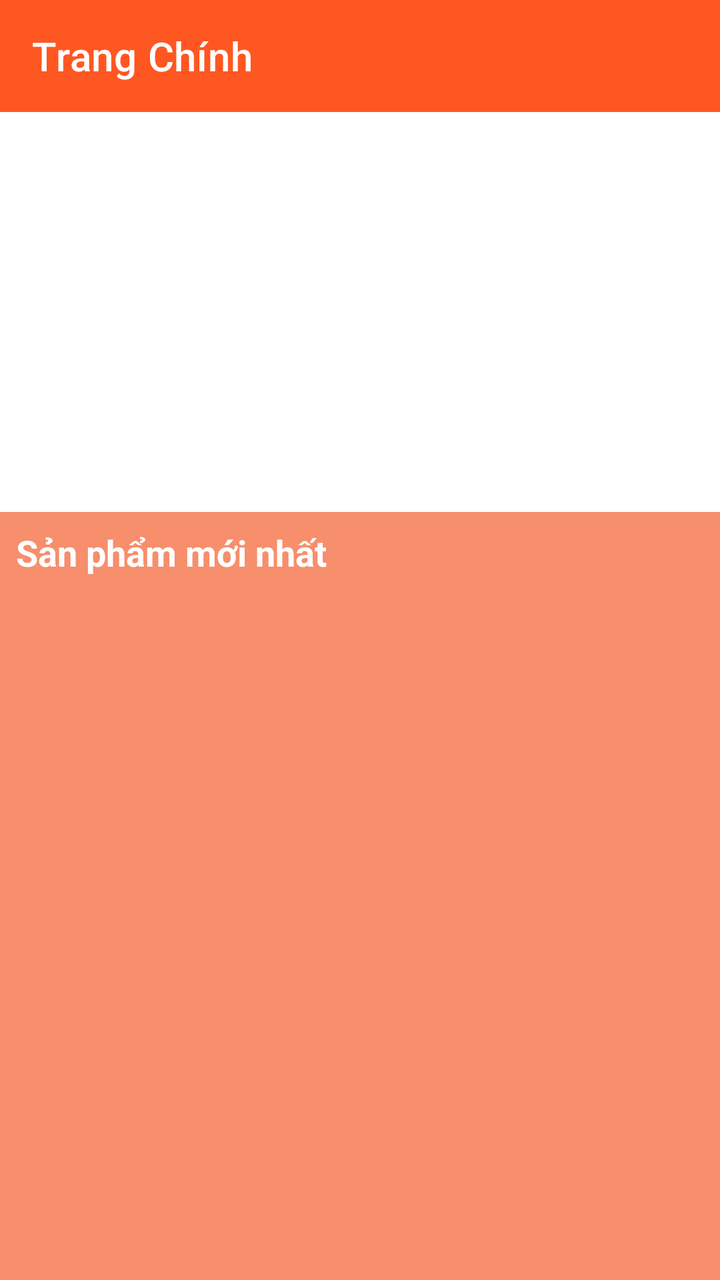
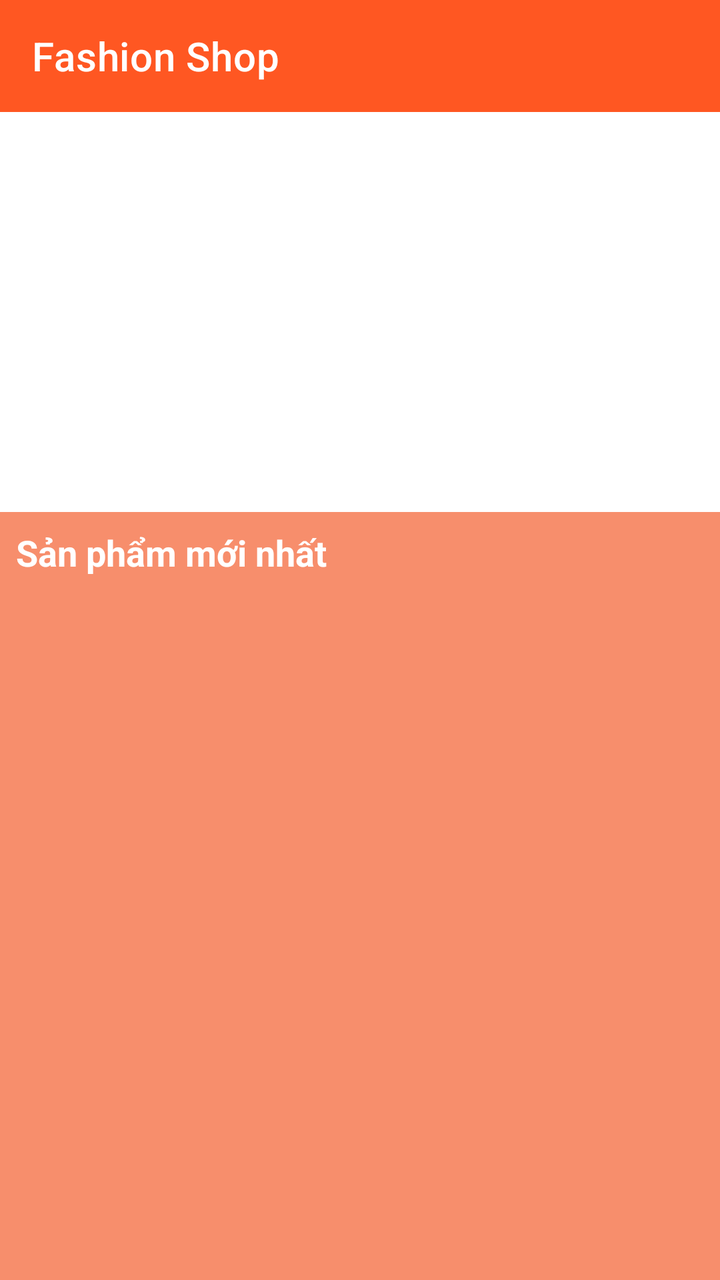

Screens rendered from an Android XML layout before and after an edit, with the pre-edit source and the edit as a unified diff.
<!-- AndroidManifest.xml: application theme Theme.FashionShopApp -->
<!-- res/layout/activity_main.xml -->
<?xml version="1.0" encoding="utf-8"?>
<androidx.drawerlayout.widget.DrawerLayout xmlns:android="http://schemas.android.com/apk/res/android"
    xmlns:app="http://schemas.android.com/apk/res-auto"
    xmlns:tools="http://schemas.android.com/tools"
    android:id="@+id/drawerlayout"
    android:layout_width="match_parent"
    android:layout_height="match_parent"
    tools:context=".activity.MainActivity">

    
    <LinearLayout
        android:layout_width="match_parent"
        android:layout_height="match_parent"
        android:orientation="vertical">

        
        <androidx.appcompat.widget.Toolbar
            android:id="@+id/toobarmanhinhchinh"
            android:layout_width="match_parent"
            android:layout_height="?attr/actionBarSize"
            android:background="#FF5722"
            app:title="Trang Chính"
            app:titleTextColor="@android:color/white" />

        
        <androidx.core.widget.NestedScrollView
            android:layout_width="match_parent"
            android:layout_height="match_parent"
            android:fillViewport="true">

            <LinearLayout
                android:layout_width="match_parent"
                android:layout_height="wrap_content"
                android:orientation="vertical">

                
                <ViewFlipper
                    android:id="@+id/viewflipper"
                    android:layout_width="match_parent"
                    android:layout_height="200dp" />

            <LinearLayout
                android:background="#E5F6825C"
                android:orientation="vertical"
                android:layout_width="match_parent"
                android:layout_height="match_parent">
                
                <TextView
                    android:layout_width="wrap_content"
                    android:layout_height="wrap_content"
                    android:text="Sản phẩm mới nhất"
                    android:textSize="18sp"
                    android:textColor="@color/white"
                    android:textStyle="bold"
                    android:padding="8dp" />

                
                <androidx.recyclerview.widget.RecyclerView
                    android:id="@+id/recycleview"
                    android:layout_width="match_parent"
                    android:layout_height="wrap_content"
                    android:layout_marginTop="8dp"
                    android:paddingStart="4dp"
                    android:paddingEnd="4dp"/>

            </LinearLayout>
            </LinearLayout>

        </androidx.core.widget.NestedScrollView>

    </LinearLayout>

    
    <com.google.android.material.navigation.NavigationView
        android:id="@+id/navigationview"
        android:layout_width="wrap_content"
        android:layout_height="match_parent"
        android:layout_gravity="start">

        <ListView
            android:id="@+id/listviewmanhinhchinh"
            android:layout_width="match_parent"
            android:layout_height="wrap_content" />

    </com.google.android.material.navigation.NavigationView>

</androidx.drawerlayout.widget.DrawerLayout>
<!-- resources referenced by this layout -->
<resources>
  <color name="white">#FFFFFFFF</color>
  <style name="Theme.FashionShopApp" parent="Base.Theme.FashionShopApp" />
  <style name="Base.Theme.FashionShopApp" parent="Theme.MaterialComponents.DayNight.NoActionBar">
          
          
          <item name="colorPrimary">#FF5722</item>
          <item name="colorPrimaryVariant">@color/purple_700</item>
          <item name="colorOnPrimary">@color/white</item>
  
          
          <item name="colorSecondary">@color/teal_200</item>
          <item name="colorSecondaryVariant">@color/teal_700</item>
          <item name="colorOnSecondary">@color/black</item>
  
          
          <item name="android:statusBarColor" tools:targetApi="l">?attr/colorPrimaryVariant</item>
  
          
          
  
      </style>
  <color name="purple_700">#FF3700B3</color>
  <color name="teal_200">#FF03DAC5</color>
  <color name="teal_700">#FF018786</color>
  <color name="black">#FF000000</color>
</resources>

<!-- the commit's change to res/layout/activity_main.xml (unified diff, before → after) -->
@@ -19,7 +19,7 @@
             android:layout_width="match_parent"
             android:layout_height="?attr/actionBarSize"
             android:background="#FF5722"
-            app:title="Trang Chính"
+            app:title="Fashion Shop"
             app:titleTextColor="@android:color/white" />
 
         
